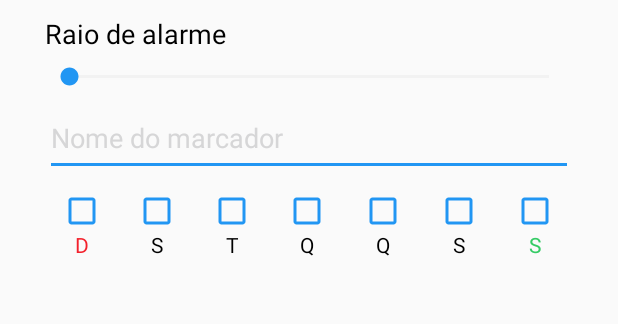
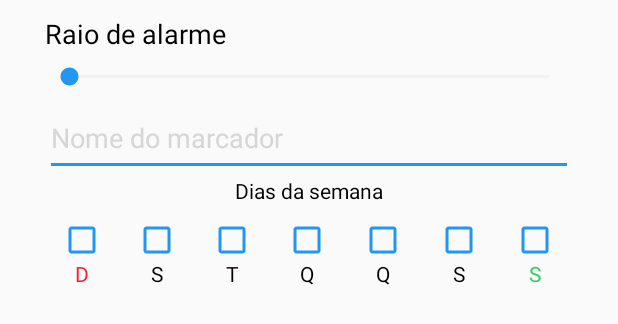
Before and after one commit to apple34/GPSAlarmePRO, an Android app: the layout seekbar.xml on its own in the app's theme, with its tools: preview values and no code run, on a phone screen of 412 x 824 dp. Shown: the top 324 px of the screen. Run offline under Robolectric (Android 15) with nearby library versions, the phone set to English and light mode, and no system bars.

Commit message:
Versão publicada: Ajustes no layout

```diff
--- a/app/build.gradle
+++ b/app/build.gradle
@@ -8,8 +8,8 @@ android {
         applicationId "br.com.abner.gpsalarmepro"
         minSdkVersion 14
         targetSdkVersion 23
-        versionCode 4
-        versionName "1.4"
+        versionCode 5
+        versionName "1.5"
     }
     buildTypes {
         release {
--- a/app/src/main/java/br/com/abner/gpsalarmepro/BDNewCore.java
+++ b/app/src/main/java/br/com/abner/gpsalarmepro/BDNewCore.java
@@ -9,7 +9,7 @@ import android.database.sqlite.SQLiteOpenHelper;
  */
 public class BDNewCore extends SQLiteOpenHelper {
     private static final String NOME_BD = "NewTable";
-    private static final int VERSAO_BD = 4;
+    private static final int VERSAO_BD = 5;
 
     public BDNewCore(Context context){
         super(context,NOME_BD,null,VERSAO_BD);
--- a/app/src/main/java/br/com/abner/gpsalarmepro/BDOldCore.java
+++ b/app/src/main/java/br/com/abner/gpsalarmepro/BDOldCore.java
@@ -9,7 +9,7 @@ import android.database.sqlite.SQLiteOpenHelper;
  */
 public class BDOldCore extends SQLiteOpenHelper{
     private static final String NOME_BDOld = "OldTable";
-    private static final int VERSAO_BDOld = 4;
+    private static final int VERSAO_BDOld = 5;
 
     public BDOldCore(Context context) {
         super(context, NOME_BDOld, null, VERSAO_BDOld);
@@ -30,7 +30,7 @@ public class BDOldCore extends SQLiteOpenHelper{
 
     @Override
     public void onUpgrade(SQLiteDatabase bd, int oldVersion, int newVersion) {
-        bd.execSQL("DROP TABLE OldTable");
-        onCreate(bd);
+        //bd.execSQL("DROP TABLE OldTable");
+        //onCreate(bd);
     }
 }
--- a/app/src/main/res/anim/fb.xml
+++ /dev/null
@@ -1,4 +0,0 @@
-<?xml version="1.0" encoding="utf-8"?>
-<set xmlns:android="http://schemas.android.com/apk/res/android">
-
-</set>
--- a/app/src/main/res/layout/itens.xml
+++ b/app/src/main/res/layout/itens.xml
@@ -1,7 +1,10 @@
 <?xml version="1.0" encoding="utf-8"?>
 <LinearLayout xmlns:android="http://schemas.android.com/apk/res/android"
-    android:orientation="horizontal" android:layout_width="match_parent"
+    android:orientation="vertical" android:layout_width="match_parent"
     android:layout_height="match_parent">
+    <LinearLayout
+        android:layout_width="match_parent"
+        android:layout_height="wrap_content">
         <TextView
             android:id="@+id/textoNome"
             android:text="teste"
@@ -23,3 +26,4 @@
             android:textColor="@color/wallet_secondary_text_holo_dark"
             android:lines="1" />
     </LinearLayout>
+</LinearLayout>
--- a/app/src/main/res/layout/seekbar.xml
+++ b/app/src/main/res/layout/seekbar.xml
@@ -52,6 +52,22 @@
                 android:textColorHint="@color/wallet_secondary_text_holo_dark" />
         </LinearLayout>
         <LinearLayout
+            android:orientation="vertical"
+            android:layout_width="match_parent"
+            android:layout_height="wrap_content">
+            <LinearLayout
+                android:layout_weight="1"
+                android:layout_width="match_parent"
+                android:layout_height="wrap_content">
+                <TextView
+                    android:gravity="center"
+                    android:textColor="@color/textColorPrimary"
+                    android:text="@string/days_of_week"
+                    android:layout_width="match_parent"
+                    android:layout_height="match_parent" />
+            </LinearLayout>
+            <LinearLayout
+                android:layout_weight="1"
                 android:layout_marginTop="10dp"
                 android:orientation="horizontal"
                 android:layout_width="match_parent"
@@ -71,7 +87,7 @@
                         android:buttonTint="@color/colorPrimary"/>
                     <TextView
                         android:layout_weight="1"
-                    android:text="D"
+                        android:text="@string/sunday"
                         android:textColor="@color/red"
                         android:textAlignment="center"
                         android:layout_width="match_parent"
@@ -92,7 +108,7 @@
                         android:buttonTint="@color/colorPrimary"/>
                     <TextView
                         android:layout_weight="1"
-                    android:text="S"
+                        android:text="@string/monday"
                         android:textColor="@color/textColorPrimary"
                         android:textAlignment="center"
                         android:layout_width="match_parent"
@@ -113,7 +129,7 @@
                         android:buttonTint="@color/colorPrimary"/>
                     <TextView
                         android:layout_weight="1"
-                    android:text="T"
+                        android:text="@string/tuesday"
                         android:textColor="@color/textColorPrimary"
                         android:textAlignment="center"
                         android:layout_width="match_parent"
@@ -134,7 +150,7 @@
                         android:buttonTint="@color/colorPrimary"/>
                     <TextView
                         android:layout_weight="1"
-                    android:text="Q"
+                        android:text="@string/wednesday"
                         android:textColor="@color/textColorPrimary"
                         android:textAlignment="center"
                         android:layout_width="match_parent"
@@ -155,7 +171,7 @@
                         android:buttonTint="@color/colorPrimary"/>
                     <TextView
                         android:layout_weight="1"
-                    android:text="Q"
+                        android:text="@string/thursday"
                         android:textColor="@color/textColorPrimary"
                         android:textAlignment="center"
                         android:layout_width="match_parent"
@@ -176,7 +192,7 @@
                         android:buttonTint="@color/colorPrimary"/>
                     <TextView
                         android:layout_weight="1"
-                    android:text="S"
+                        android:text="@string/friday"
                         android:textColor="@color/textColorPrimary"
                         android:textAlignment="center"
                         android:layout_width="match_parent"
@@ -197,13 +213,13 @@
                         android:buttonTint="@color/colorPrimary"/>
                     <TextView
                         android:layout_weight="1"
-                    android:text="S"
+                        android:text="@string/saturday"
                         android:textColor="@color/green"
                         android:textAlignment="center"
                         android:layout_width="match_parent"
                         android:layout_height="match_parent" />
                 </LinearLayout>
-
+            </LinearLayout>
         </LinearLayout>
     </LinearLayout>
 
--- a/app/src/main/res/values/strings.xml
+++ b/app/src/main/res/values/strings.xml
@@ -1,6 +1,6 @@
 <resources>
     <string name="app_name">GPS Alarme PRO</string>
-    <string name="version">versão 1.4</string>
+    <string name="version">versão 1.5</string>
     <string name="title_activity_maps"><font fgcolor="#ffffffff">GPS Alarme PRO</font></string>
     <string name="raio">Raio de alarme</string>
     <string name="cancel">CANCELAR</string>
@@ -40,4 +40,13 @@
     <string name="description_1">Pode dormir, pode ler, mas nunca mais se preocupe em passar do seu destino</string>
     <string name="description_2">Clique no mapa, ative o alarme, dê um raio de distância e relaxe</string>
     <string name="description_3">Pois ler ou dormir durante a viajem nunca foi tão tranquilo</string>
+    <string name="days_of_week">Dias da semana</string>
+    <string name="sunday">D</string>
+    <string name="monday">S</string>
+    <string name="tuesday">T</string>
+    <string name="wednesday">Q</string>
+    <string name="thursday">Q</string>
+    <string name="friday">S</string>
+    <string name="saturday">S</string>
+    <string name="without_maker">Sem marcadores. Clique no mapa</string>
 </resources>
```
Also changed, not shown: app/src/main/java/br/com/abner/gpsalarmepro/MapsActivity.java (+7 -1 lines), app/src/main/res/layout/sem_itens.xml (added, +18 -0 lines), app/src/main/res/drawable/map.png (deleted), app/src/main/res/drawable/map_marker.png (deleted), app/src/main/res/drawable/marker50.png (deleted), 1 other file. Lines whose indentation alone changed are shown as unchanged.
